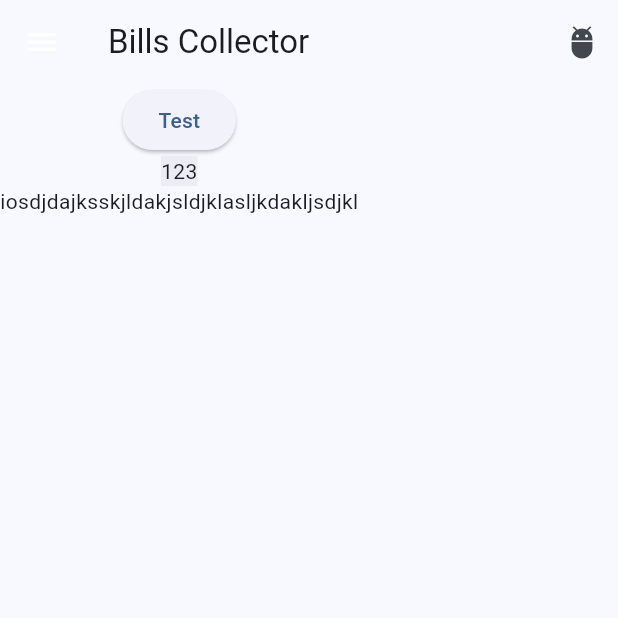
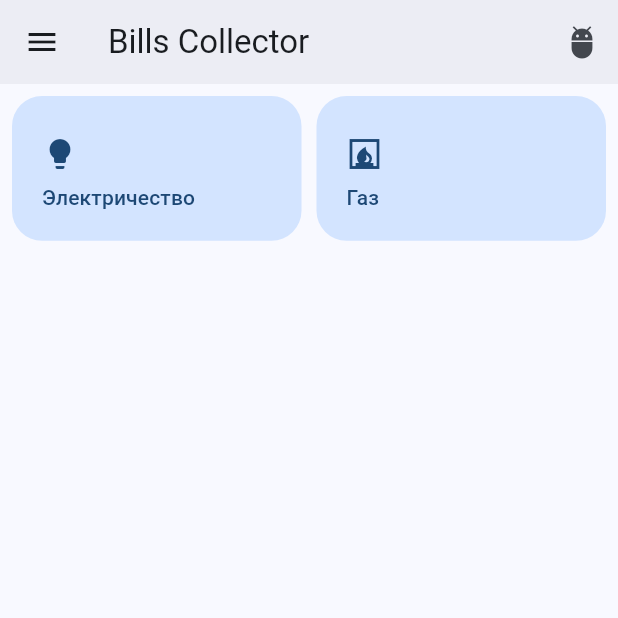
Before and after one commit to quicklybly/bills-collector-mobile, a Flutter app: the MyHomePage screen opened directly, on a phone screen of 412 x 824 dp, the top half of it. Run offline on Flutter 3.47's test engine with Material 3 defaults, Android fonts, the phone set to English and light mode, and no system bars; drawn by our look-alikes of dynamic_color; our stand-ins replace shared_preferences, smooth_page_indicator; accounts and stored records are empty; generated files the repository leaves out were written again.

Commit message:
Add homescreen

```diff
--- /dev/null
+++ b/lib/screens/DetailPage.dart
@@ -0,0 +1,16 @@
+import 'package:flutter/cupertino.dart';
+
+import '../model/bill.dart';
+
+class DetailPage extends StatelessWidget {
+  const DetailPage({super.key, required this.bill});
+
+  final Bill bill;
+
+  @override
+  Widget build(BuildContext context) {
+    return const Placeholder();
+  }
+
+
+}
--- a/lib/screens/MyHomePage.dart
+++ b/lib/screens/MyHomePage.dart
@@ -1,5 +1,21 @@
+import 'package:bills_collector_mobile/model/bill.dart';
+import 'package:bills_collector_mobile/model/bills.dart';
+import 'package:bills_collector_mobile/model/payment.dart';
+import 'package:bills_collector_mobile/screens/DetailPage.dart';
 import 'package:bills_collector_mobile/screens/Onboarding.dart';
+import 'package:bills_collector_mobile/utils/IconPicker.dart';
 import 'package:flutter/material.dart';
+
+final _test_data = Bills([
+  Bill(1, "Электричество", "comment", [
+    Payment(1, 100, DateTime(2024, 1, 1)),
+    Payment(2, 150, DateTime(2024, 2, 1))
+  ]),
+  Bill(2, "Газ", "comment2", [
+    Payment(3, 50, DateTime(2024, 3, 1)),
+    Payment(4, 25, DateTime(2024, 4, 5))
+  ])
+]);
 
 class MyHomePage extends StatefulWidget {
   @override
@@ -12,8 +28,13 @@ class _MyHomePageState extends State<MyHomePage> {
     final theme = Theme.of(context);
     double scrolledUnderElevation = 4.0;
 
+    print(theme.colorScheme.surface);
+    print(theme.colorScheme.surfaceContainer);
+    print(theme.colorScheme.surfaceContainerHighest);
+
     return Scaffold(
       appBar: AppBar(
+        backgroundColor: theme.colorScheme.surfaceContainer,
         scrolledUnderElevation: scrolledUnderElevation,
         actions: [
           IconButton(
@@ -34,22 +55,64 @@ class _MyHomePageState extends State<MyHomePage> {
                 },
                 icon: Icon(
                   Icons.menu,
-                  color: theme.colorScheme.onPrimary,
+                  color: theme.colorScheme.onSurface,
                 ));
           },
         ),
       ),
-      body: SafeArea(
-        child: Column(
-          children: [
-            ElevatedButton(onPressed: () {}, child: Text("Test")),
-            Container(
-              color: theme.colorScheme.surfaceContainer,
-              child: Text("123"),
+      body: GridView.builder(
+        itemCount: _test_data.bills.length,
+        padding: const EdgeInsets.all(8.0),
+        gridDelegate: const SliverGridDelegateWithFixedCrossAxisCount(
+          crossAxisCount: 2,
+          childAspectRatio: 2.0,
+          mainAxisSpacing: 10.0,
+          crossAxisSpacing: 10.0,
+        ),
+        itemBuilder: (BuildContext context, int index) {
+          final item = _test_data.bills[index];
+          return GestureDetector(
+            onTap: () {
+              Navigator.push(
+                  context,
+                  MaterialPageRoute(
+                      builder: (context) => DetailPage(bill: item)));
+            },
+            child: Container(
+              alignment: Alignment.center,
+              decoration: BoxDecoration(
+                borderRadius: BorderRadius.circular(20.0),
+                color: theme.colorScheme.primaryContainer,
+              ),
+              child: Padding(
+                padding: const EdgeInsets.all(20.0),
+                child: Column(
+                  children: [
+                    Expanded(
+                      flex: 2,
+                      child: Align(
+                        alignment: Alignment.centerLeft,
+                        child: Icon(
+                          IconPicker().pick(item.type),
+                          color: theme.colorScheme.onPrimaryContainer,
+                        ),
+                      ),
+                    ),
+                    Expanded(
+                        child: Align(
+                      alignment: Alignment.centerLeft,
+                      child: Text(
+                        item.type,
+                        style: theme.textTheme.titleSmall!.copyWith(
+                            color: theme.colorScheme.onPrimaryContainer),
+                      ),
+                    ))
+                  ],
+                ),
+              ),
             ),
-            Text("iosdjdajksskjldakjsldjklasljkdakljsdjkl")
-          ],
-        ),
+          );
+        },
       ),
     );
   }
--- a/lib/screens/Onboarding.dart
+++ b/lib/screens/Onboarding.dart
@@ -1,7 +1,6 @@
 import 'package:bills_collector_mobile/main.dart';
 import 'package:flutter/material.dart';
 import 'package:smooth_page_indicator/smooth_page_indicator.dart';
-import 'package:material_color_utilities/material_color_utilities.dart';
 
 import '../utils/MySharedPreferences.dart';
 import 'MyHomePage.dart';
--- /dev/null
+++ b/lib/utils/IconPicker.dart
@@ -0,0 +1,14 @@
+import 'package:flutter/material.dart';
+
+class IconPicker {
+  IconData pick(String name) {
+    switch (name) {
+      case 'Электричество':
+        return Icons.lightbulb;
+      case 'Газ':
+        return Icons.fireplace;
+      default:
+        return Icons.question_mark;
+    }
+  }
+}
--- a/pubspec.yaml
+++ b/pubspec.yaml
@@ -37,10 +37,9 @@ dependencies:
   cupertino_icons: ^1.0.6
   shared_preferences: ^2.2.3
   provider: ^6.0.0
-  dynamic_color: ^1.4.0
+  dynamic_color: ^1.7.0
   smooth_page_indicator: ^1.1.0
   json_annotation: ^4.8.1
-  material_color_utilities: ^0.8.0
 
 dev_dependencies:
   flutter_test:
```
